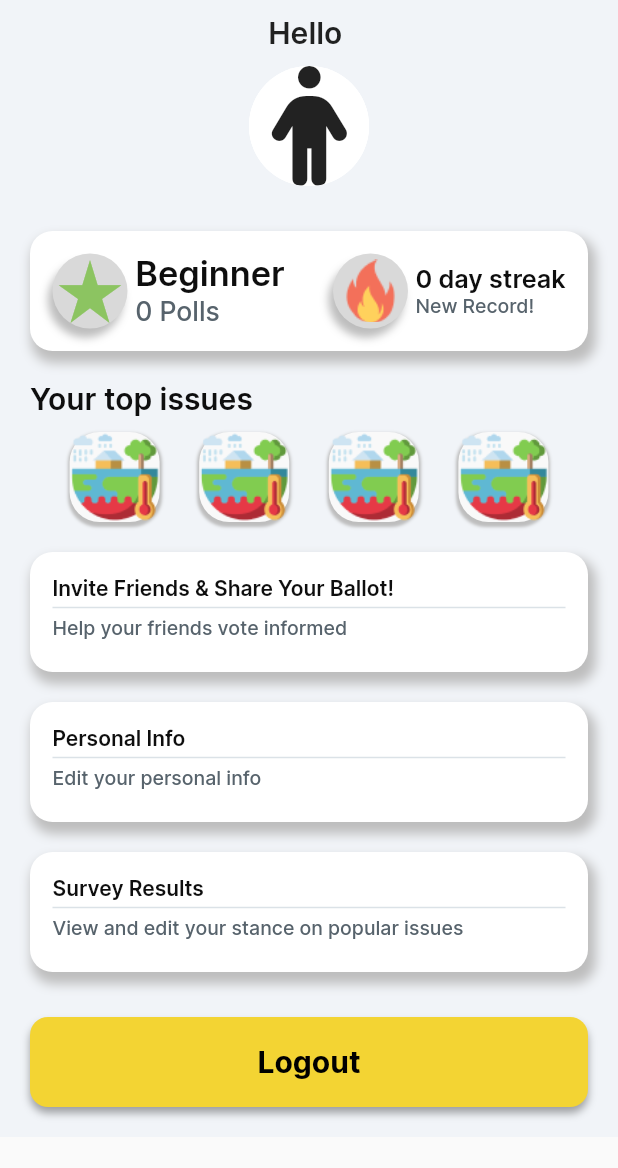
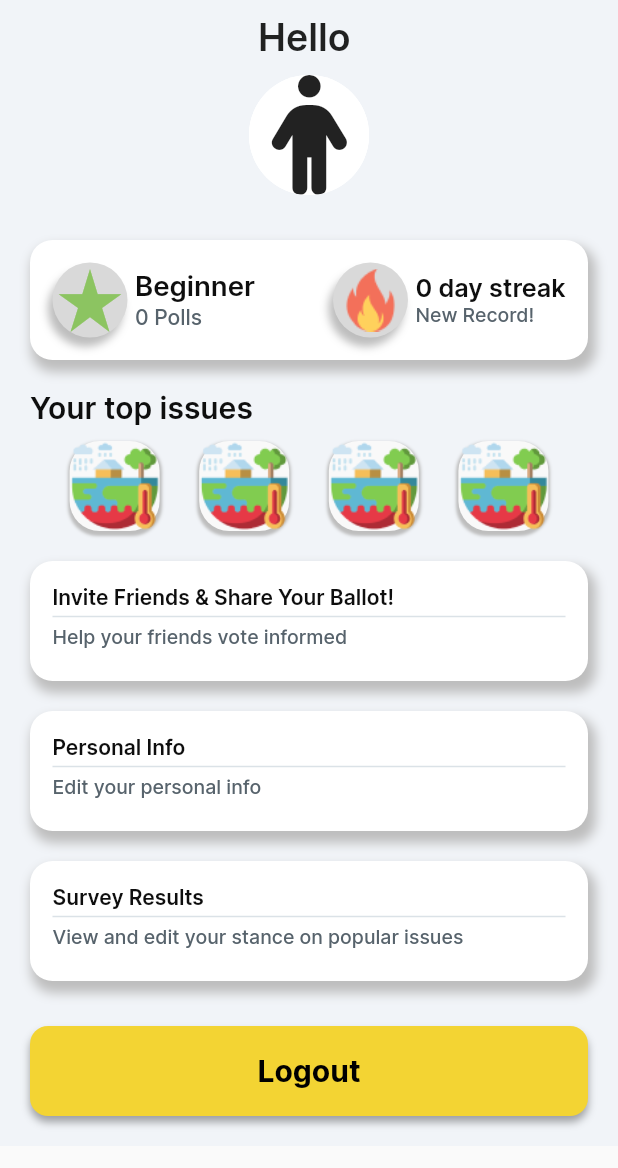
Before and after one commit to CodeNerf/Pogo-app, a Flutter app: the UserProfile widget shown alone on an empty page, opened directly with empty values, on a phone screen of 412 x 824 dp. Shown: the top 1168 px of the screen. Run offline on Flutter 3.47's test engine with Material 2 defaults, Android fonts, the phone set to English and light mode, and no system bars; drawn by our look-alikes of auto_size_text, circular_profile_avatar; our stand-ins replace flutter_rating_bar, flutter_typeahead, font_awesome_flutter, page_transition, percent_indicator, share_plus and 1 more; missing offline and left inert: amplify_auth_cognito, amplify_core, amplify_datastore, amplify_flutter, external_app_launcher, flutter_share and 1 more; accounts and stored records are empty.

Commit message:
fixed font size of experience level and user's name

```diff
--- a/lib/UserProfile.dart
+++ b/lib/UserProfile.dart
@@ -996,7 +996,7 @@ class _UserProfileState extends State<UserProfile> {
                 'Hello ${widget.currentUserDemographics.firstName}',
                 style: const TextStyle(
                   fontFamily: 'Inter',
-                  fontSize: 20,
+                  fontSize: 25,
                   fontWeight: FontWeight.w600,
                 ),
               ),
@@ -1075,10 +1075,11 @@ class _UserProfileState extends State<UserProfile> {
                           Padding(
                             padding: const EdgeInsets.only(left: 5),
                             child: Container(
-                              width: 100,
+                              width: 80,
                               height: 50,
                               child: FittedBox(
                                 fit: BoxFit.contain,
+                                alignment: Alignment.centerLeft,
                                 child: Column(
                                   crossAxisAlignment: CrossAxisAlignment.start,
                                   children: [
@@ -1090,7 +1091,7 @@ class _UserProfileState extends State<UserProfile> {
                                         fontFamily: 'Inter',
                                         fontWeight: FontWeight.w600,
                                         color: Color(0xFF0E0E0E),
-                                        fontSize: 22,
+                                        fontSize: 17,
                                       ),
                                     ),
                                     AutoSizeText(
@@ -1100,7 +1101,7 @@ class _UserProfileState extends State<UserProfile> {
                                         fontFamily: 'Inter',
                                         fontWeight: FontWeight.w500,
                                         color: Color(0xFF57636C),
-                                        fontSize: 17,
+                                        fontSize: 13,
                                       ),
                                     ),
                                   ],
```
